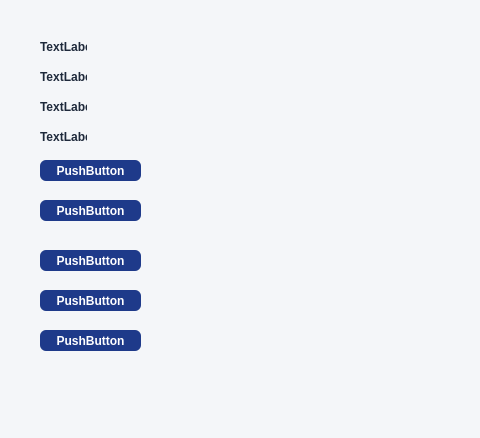
santiagoagudelo17-stack/neurolens, file vista/ui/ventana_menu.ui: the form before one commit; both pictures show x 0 to 480 and y 0 to 438 of the 800 by 600 pixel window.
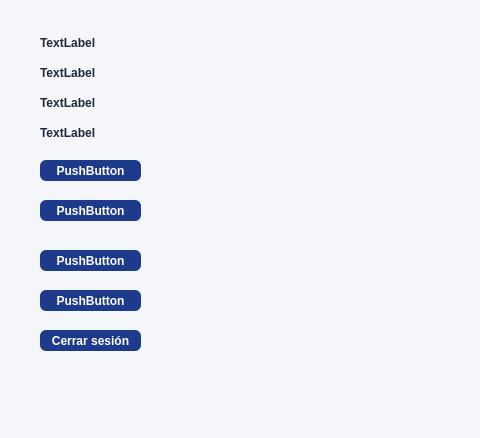
The form after the commit.

Commit message: Vista: textos de botones en bienvenida, login y menu

```diff
--- a/vista/ui/ventana_menu.ui
+++ b/vista/ui/ventana_menu.ui
@@ -24,9 +24,9 @@
     <property name="geometry">
      <rect>
       <x>40</x>
-      <y>40</y>
-      <width>47</width>
-      <height>13</height>
+      <y>33</y>
+      <width>61</width>
+      <height>20</height>
      </rect>
     </property>
     <property name="text">
@@ -37,9 +37,9 @@
     <property name="geometry">
      <rect>
       <x>40</x>
-      <y>70</y>
-      <width>47</width>
-      <height>13</height>
+      <y>62</y>
+      <width>71</width>
+      <height>21</height>
      </rect>
     </property>
     <property name="text">
@@ -50,9 +50,9 @@
     <property name="geometry">
      <rect>
       <x>40</x>
-      <y>100</y>
-      <width>47</width>
-      <height>13</height>
+      <y>93</y>
+      <width>61</width>
+      <height>20</height>
      </rect>
     </property>
     <property name="text">
@@ -63,9 +63,9 @@
     <property name="geometry">
      <rect>
       <x>40</x>
-      <y>130</y>
-      <width>47</width>
-      <height>13</height>
+      <y>122</y>
+      <width>61</width>
+      <height>21</height>
      </rect>
     </property>
     <property name="text">
@@ -134,7 +134,7 @@
      </rect>
     </property>
     <property name="text">
-     <string>PushButton</string>
+     <string>Cerrar sesión</string>
     </property>
    </widget>
   </widget>
```
The commit also changes 2 other files.
